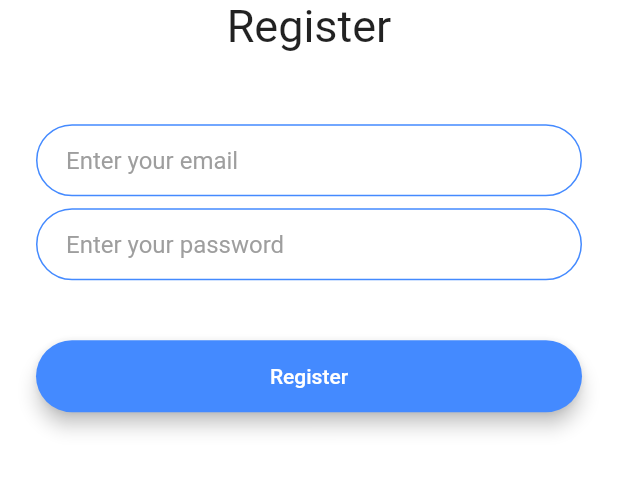
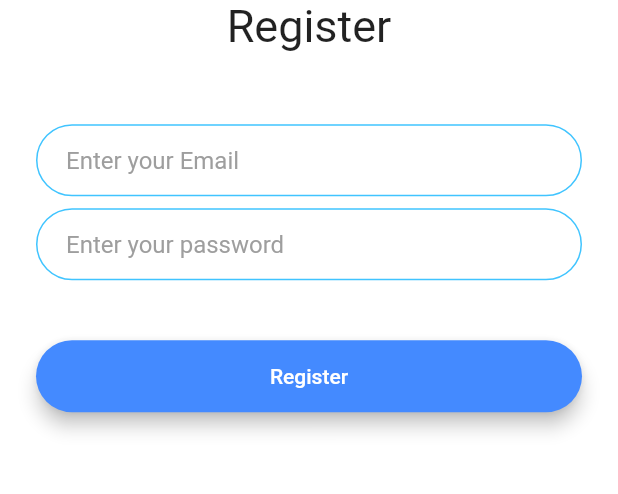
Before and after one commit to sahunitin023/flash_chat, a Flutter app: the screen it shows after launch, after a tap on "Register", on a phone screen of 412 x 824 dp, the part 550-1044 px from its top. Run offline on Flutter 3.47's test engine with Material 2 defaults, Android fonts, the phone set to English and light mode, and no system bars; our stand-ins replace animated_text_kit, google_fonts.

Commit message:
Refactored the Code

```diff
--- /dev/null
+++ b/lib/components/constants.dart
@@ -0,0 +1,36 @@
+import 'package:flutter/material.dart';
+
+const kSendButtonTextStyle = TextStyle(
+  color: Colors.lightBlueAccent,
+  fontWeight: FontWeight.bold,
+  fontSize: 18.0,
+);
+
+const kMessageTextFieldDecoration = InputDecoration(
+  contentPadding: EdgeInsets.symmetric(vertical: 10.0, horizontal: 20.0),
+  hintText: 'Type your message here...',
+  border: InputBorder.none,
+);
+
+const kMessageContainerDecoration = BoxDecoration(
+  border: Border(
+    top: BorderSide(color: Colors.lightBlueAccent, width: 2.0),
+  ),
+);
+
+const InputDecoration kTextFieldDecoration = InputDecoration(
+  hintText: ' ',
+  hintStyle: TextStyle(color: Colors.grey),
+  contentPadding: EdgeInsets.symmetric(vertical: 10.0, horizontal: 20.0),
+  border: OutlineInputBorder(
+    borderRadius: BorderRadius.all(Radius.circular(32.0)),
+  ),
+  enabledBorder: OutlineInputBorder(
+    borderSide: BorderSide(color: Colors.lightBlueAccent, width: 1.0),
+    borderRadius: BorderRadius.all(Radius.circular(32.0)),
+  ),
+  focusedBorder: OutlineInputBorder(
+    borderSide: BorderSide(color: Colors.lightBlueAccent, width: 3.0),
+    borderRadius: BorderRadius.all(Radius.circular(32.0)),
+  ),
+);
--- /dev/null
+++ b/lib/components/rounded_button.dart
@@ -0,0 +1,35 @@
+// ignore_for_file: must_be_immutable
+
+import 'package:flutter/material.dart';
+
+class IntroButton extends StatelessWidget {
+  final Function() onPress;
+  final Color bgColor;
+  final String title;
+  const IntroButton(
+      {Key? key,
+      required this.onPress,
+      required this.bgColor,
+      required this.title})
+      : super(key: key);
+  @override
+  Widget build(BuildContext context) {
+    return Padding(
+      padding: const EdgeInsets.symmetric(vertical: 16.0),
+      child: Material(
+        elevation: 5.0,
+        color: bgColor,
+        borderRadius: BorderRadius.circular(30.0),
+        child: MaterialButton(
+          onPressed: onPress,
+          minWidth: 200.0,
+          height: 42.0,
+          child: Text(
+            title,
+            //style: const TextStyle(color: Colors.white),
+          ),
+        ),
+      ),
+    );
+  }
+}
--- a/lib/screens/registration_screen.dart
+++ b/lib/screens/registration_screen.dart
@@ -1,7 +1,10 @@
 // ignore_for_file: library_private_types_in_public_api
 
+import 'package:flash_chat/screens/chat_screen.dart';
 import 'package:flutter/material.dart';
 import 'package:google_fonts/google_fonts.dart';
+import 'package:flash_chat/components/rounded_button.dart';
+import 'package:flash_chat/components/constants.dart';
 
 class RegistrationScreen extends StatefulWidget {
   static const String id = 'registration_screen';
@@ -49,22 +52,8 @@ class _RegistrationScreenState extends State<RegistrationScreen> {
               style: const TextStyle(
                 color: Colors.black,
               ),
-              decoration: const InputDecoration(
-                hintText: 'Enter your email',
-                hintStyle: TextStyle(color: Colors.grey),
-                contentPadding:
-                    EdgeInsets.symmetric(vertical: 10.0, horizontal: 20.0),
-                border: OutlineInputBorder(
-                  borderRadius: BorderRadius.all(Radius.circular(32.0)),
-                ),
-                enabledBorder: OutlineInputBorder(
-                  borderSide: BorderSide(color: Colors.blueAccent, width: 1.0),
-                  borderRadius: BorderRadius.all(Radius.circular(32.0)),
-                ),
-                focusedBorder: OutlineInputBorder(
-                  borderSide: BorderSide(color: Colors.blueAccent, width: 3.0),
-                  borderRadius: BorderRadius.all(Radius.circular(32.0)),
-                ),
+              decoration: kTextFieldDecoration.copyWith(
+                hintText: 'Enter your Email',
               ),
             ),
             const SizedBox(
@@ -77,45 +66,17 @@ class _RegistrationScreenState extends State<RegistrationScreen> {
               style: const TextStyle(
                 color: Colors.black,
               ),
-              decoration: const InputDecoration(
+              decoration: kTextFieldDecoration.copyWith(
                 hintText: 'Enter your password',
-                hintStyle: TextStyle(color: Colors.grey),
-                contentPadding:
-                    EdgeInsets.symmetric(vertical: 10.0, horizontal: 20.0),
-                border: OutlineInputBorder(
-                  borderRadius: BorderRadius.all(Radius.circular(32.0)),
-                ),
-                enabledBorder: OutlineInputBorder(
-                  borderSide: BorderSide(color: Colors.blueAccent, width: 1.0),
-                  borderRadius: BorderRadius.all(Radius.circular(32.0)),
-                ),
-                focusedBorder: OutlineInputBorder(
-                  borderSide: BorderSide(color: Colors.blueAccent, width: 3.0),
-                  borderRadius: BorderRadius.all(Radius.circular(32.0)),
-                ),
               ),
             ),
             const SizedBox(
               height: 24.0,
             ),
-            Padding(
-              padding: const EdgeInsets.symmetric(vertical: 16.0),
-              child: Material(
-                color: Colors.blueAccent,
-                borderRadius: const BorderRadius.all(Radius.circular(30.0)),
-                elevation: 5.0,
-                child: MaterialButton(
-                  onPressed: () {
-                    //Implement registration functionality.
-                  },
-                  minWidth: 200.0,
-                  height: 42.0,
-                  child: const Text(
-                    'Register',
-                    style: TextStyle(color: Colors.white),
-                  ),
-                ),
-              ),
+            IntroButton(
+              onPress: () => Navigator.pushNamed(context, ChatScreen.id),
+              bgColor: Colors.blueAccent,
+              title: "Register",
             ),
           ],
         ),
--- a/lib/screens/welcome_screen.dart
+++ b/lib/screens/welcome_screen.dart
@@ -1,8 +1,11 @@
 // ignore_for_file: library_private_types_in_public_api
 
+import 'package:flash_chat/screens/login_screen.dart';
+import 'package:flash_chat/screens/registration_screen.dart';
 import 'package:flutter/material.dart';
 import 'package:google_fonts/google_fonts.dart';
 import 'package:animated_text_kit/animated_text_kit.dart';
+import 'package:flash_chat/components/rounded_button.dart';
 
 class WelcomeScreen extends StatefulWidget {
   static const String id = 'welcome_screen';
@@ -32,6 +35,12 @@ class _WelcomeScreenState extends State<WelcomeScreen>
   }
 
   @override
+  void dispose() {
+    super.dispose();
+    controller.dispose();
+  }
+
+  @override
   Widget build(BuildContext context) {
     return Scaffold(
       backgroundColor: animation.value,
@@ -51,7 +60,6 @@ class _WelcomeScreenState extends State<WelcomeScreen>
                   ),
                 ),
                 AnimatedTextKit(
-                  totalRepeatCount: 1,
                   animatedTexts: [
                     TypewriterAnimatedText(
                       'Flash Chat',
@@ -71,41 +79,16 @@ class _WelcomeScreenState extends State<WelcomeScreen>
             const SizedBox(
               height: 48.0,
             ),
-            Padding(
-              padding: const EdgeInsets.symmetric(vertical: 16.0),
-              child: Material(
-                elevation: 5.0,
-                color: Colors.lightBlueAccent,
-                borderRadius: BorderRadius.circular(30.0),
-                child: MaterialButton(
-                  onPressed: () {
-                    Navigator.pushNamed(context, 'login_screen');
-                  },
-                  minWidth: 200.0,
-                  height: 42.0,
-                  child: const Text(
-                    'Log In',
-                  ),
-                ),
-              ),
+            IntroButton(
+              onPress: () => Navigator.pushNamed(context, LoginScreen.id),
+              bgColor: Colors.lightBlueAccent,
+              title: "Log in",
             ),
-            Padding(
-              padding: const EdgeInsets.symmetric(vertical: 16.0),
-              child: Material(
-                color: Colors.blueAccent,
-                borderRadius: BorderRadius.circular(30.0),
-                elevation: 5.0,
-                child: MaterialButton(
-                  onPressed: () {
-                    Navigator.pushNamed(context, 'registration_screen');
-                  },
-                  minWidth: 200.0,
-                  height: 42.0,
-                  child: const Text(
-                    'Register',
-                  ),
-                ),
-              ),
+            IntroButton(
+              onPress: () =>
+                  Navigator.pushNamed(context, RegistrationScreen.id),
+              bgColor: Colors.blueAccent,
+              title: "Register",
             ),
           ],
         ),
```
Also changed, not shown: lib/constants.dart (deleted, +0 -19 lines), lib/screens/chat_screen.dart (+6 -5 lines), lib/screens/login_screen.dart (+10 -52 lines).
